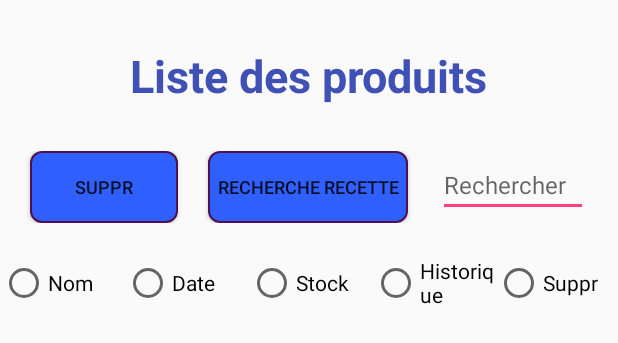
After one commit to FrancoisLefevre12/Optali, an Android app: the layout liste_alim.xml on its own in the app's theme, with its tools: preview values and no code run, on a phone screen of 412 x 824 dp. The commit adds this screen. Shown: the top 343 px of the screen. Run offline under Robolectric (Android 15) with nearby library versions, the phone set to English and light mode, and no system bars; network calls fail.

Commit message:
Finition de l'activité ajout et commencement de l'activité liste

```diff
--- /dev/null
+++ b/Optalinew/app/src/main/res/layout/liste_alim.xml
@@ -0,0 +1,170 @@
+<?xml version="1.0" encoding="utf-8"?>
+<LinearLayout xmlns:android="http://schemas.android.com/apk/res/android"
+    android:orientation="vertical" android:layout_width="match_parent"
+    android:layout_height="match_parent">
+
+
+    <!-- Title -->
+    <TextView android:id="@+id/title"
+        android:layout_margin="30dp"
+        android:layout_width="wrap_content"
+        android:layout_height="wrap_content"
+        android:layout_gravity="center"
+        android:text="Liste des produits"
+        android:textStyle="bold"
+        android:textSize="30dip"
+        android:textColor="@color/colorPrimary"
+        />
+
+    <LinearLayout
+        android:layout_width="match_parent"
+        android:layout_height="wrap_content"
+        android:orientation="horizontal">
+
+        <Button
+            android:id="@+id/suppr"
+            android:layout_marginLeft="20dp"
+            android:layout_width="wrap_content"
+            android:layout_height="wrap_content"
+            android:layout_gravity="bottom"
+            android:layout_weight="33"
+            android:background="@drawable/button_shape"
+            android:textSize="12dip"
+            android:text="Suppr" />
+
+        <Button
+            android:id="@+id/recherche_recette"
+            android:textSize="12dip"
+            android:layout_marginLeft="20dp"
+            android:layout_marginRight="20dp"
+            android:layout_width="wrap_content"
+            android:layout_height="wrap_content"
+            android:layout_gravity="bottom"
+            android:layout_weight="33"
+            android:text="recherche recette"
+            android:background="@drawable/button_shape" />
+
+        <EditText
+            android:id="@+id/recherche_produit"
+            android:layout_width="wrap_content"
+            android:layout_height="wrap_content"
+            android:layout_marginRight="20dp"
+            android:layout_gravity="bottom"
+            android:layout_weight="33"
+            android:textSize="16dip"
+            android:hint="Rechercher" />
+
+    </LinearLayout>
+
+    <RadioGroup
+        android:layout_width="match_parent"
+        android:layout_height="40dip"
+        android:layout_marginTop="20dp"
+        android:orientation="horizontal">
+
+        <RadioButton
+            android:layout_width="match_parent"
+            android:layout_height="match_parent"
+            android:id="@+id/triNom"
+            android:text="Nom"
+            android:layout_weight="20"
+            android:onClick="onClickRadio"/>
+
+        <RadioButton
+            android:layout_width="match_parent"
+            android:layout_height="match_parent"
+            android:id="@+id/triDate"
+            android:text="Date"
+            android:layout_weight="20"
+            android:onClick="onClickRadio"/>
+
+        <RadioButton
+            android:layout_width="match_parent"
+            android:layout_height="match_parent"
+            android:id="@+id/triStock"
+            android:text="Stock"
+            android:layout_weight="20"
+            android:onClick="onClickRadio"
+            />
+
+        <RadioButton
+            android:layout_width="match_parent"
+            android:layout_height="match_parent"
+            android:id="@+id/trihisto"
+            android:text="Historique"
+            android:layout_weight="20"
+            android:onClick="onClickRadio"/>
+
+        <RadioButton
+            android:layout_width="match_parent"
+            android:layout_height="match_parent"
+            android:id="@+id/triSuppr"
+            android:text="Suppr"
+            android:layout_weight="20"
+            android:onClick="onClickRadio"/>
+
+    </RadioGroup>
+
+
+    <LinearLayout
+        android:layout_width="match_parent"
+        android:layout_height="match_parent"
+        android:orientation="horizontal"
+        android:layout_marginTop="5dip">
+
+        <TextView
+            android:layout_width="match_parent"
+            android:layout_height="match_parent"
+            android:id="@+id/nom"
+            android:layout_weight="20"
+            android:textSize="16dip"
+            android:text="pasta"/>
+
+        <TextView
+            android:layout_width="match_parent"
+            android:layout_height="match_parent"
+            android:id="@+id/date"
+            android:layout_weight="20"
+            android:textSize="16dip"
+            android:text="2017-04-30"/>
+
+        <TextView
+            android:layout_width="match_parent"
+            android:layout_height="match_parent"
+            android:id="@+id/stock"
+            android:layout_weight="20"
+            android:textSize="16dip"
+            android:text="1"/>
+
+        <TextView
+            android:layout_width="match_parent"
+            android:layout_height="match_parent"
+            android:id="@+id/historique"
+            android:layout_weight="20"
+            android:textSize="16dip"
+            android:text="3"/>
+
+        <CheckBox
+            android:layout_width="match_parent"
+            android:layout_height="match_parent"
+            android:id="@+id/supprCheck"
+            android:layout_weight="20"/>
+
+
+        <ScrollView
+            android:layout_width="wrap_content"
+            android:layout_height="match_parent"
+            android:layout_marginTop="5dp"
+            android:scrollbarStyle="insideOverlay">
+        <ListView
+            android:layout_width="wrap_content"
+            android:layout_height="wrap_content">
+        </ListView>
+
+        </ScrollView>
+
+    </LinearLayout>
+
+
+
+</LinearLayout>
```
Also changed, not shown: Optalinew/app/src/main/AndroidManifest.xml (+5 -2 lines), Optalinew/app/src/main/java/com/app/optali/AjoutActivity.java (+127 -28 lines), Optalinew/app/src/main/java/com/app/optali/ListeActivity.java (added, +65 -0 lines), Optalinew/app/src/main/java/com/app/optali/MainActivity.java (+12 -1 lines), Optalinew/app/src/main/res/drawable/radio_shape.xml (added, +15 -0 lines).
